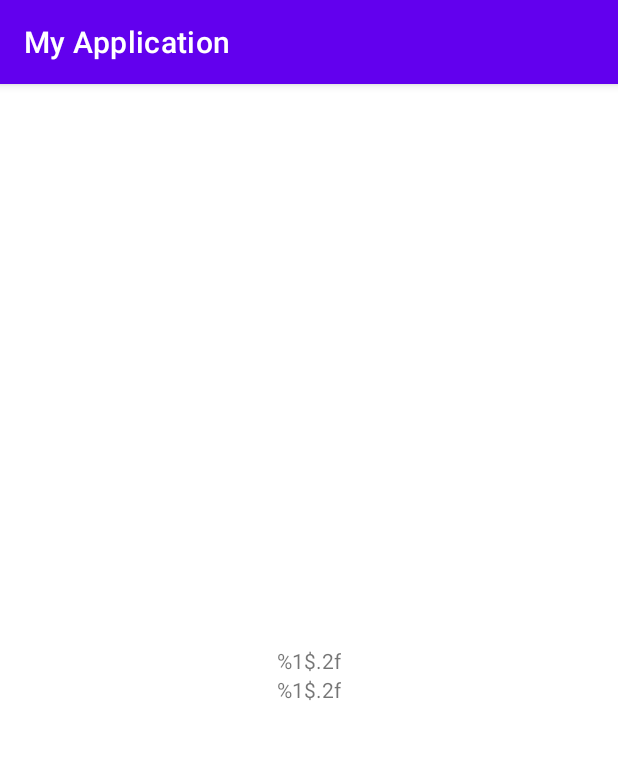
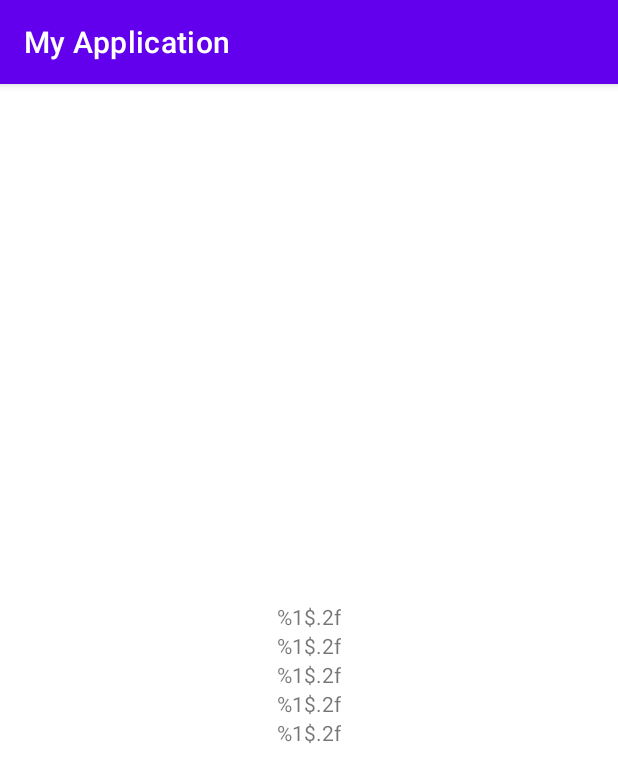
Before and after one commit to SkyRavenS1lver/PAPB3-8, an Android app: the screen it shows after launch (MainActivity), on a phone screen of 412 x 824 dp. Shown: the top 782 px of the screen. Run offline under Robolectric (Android 15) with nearby library versions, the phone set to English and light mode, and no system bars.

Commit message:
added change bg and assignment

```diff
--- a/app/src/main/java/com/example/myapplication/MainActivity.java
+++ b/app/src/main/java/com/example/myapplication/MainActivity.java
@@ -1,8 +1,10 @@
 package com.example.myapplication;
 
 import androidx.appcompat.app.AppCompatActivity;
+import androidx.constraintlayout.widget.ConstraintLayout;
 
 import android.content.Context;
+import android.graphics.Color;
 import android.hardware.Sensor;
 import android.hardware.SensorEvent;
 import android.hardware.SensorEventListener;
@@ -14,16 +16,16 @@ import java.util.List;
 
 public class MainActivity extends AppCompatActivity  implements SensorEventListener {
     private SensorManager sensorManager;
-    private Sensor sensorProx;
-    private Sensor sensorLight;
-    private TextView TVProx;
-    private TextView TVLight;
+    private Sensor sensorProx,sensorLight,sensorAmbient, sensorPressure, sensorHumidity;
+    private TextView TVProx, TVLight, TVAmbient, TVPressure,TVHumidity;
+    ConstraintLayout bg;
 
     @Override
     protected void onCreate(Bundle savedInstanceState) {
         super.onCreate(savedInstanceState);
         setContentView(R.layout.activity_main);
         sensorManager = (SensorManager) getSystemService(Context.SENSOR_SERVICE);
+        bg = findViewById(R.id.BG);
         List<Sensor> sensorList = sensorManager.getSensorList(Sensor.TYPE_ALL);
         StringBuilder sensorText = new StringBuilder();
         for (Sensor sensor:sensorList){sensorText.append(sensor.getName()).append(System.getProperty("line.separator"));}
@@ -31,8 +33,16 @@ public class MainActivity extends AppCompatActivity  implements SensorEventListe
         placeholder.setText(sensorText);
         TVLight = findViewById(R.id.sensor_light);
         TVProx = findViewById(R.id.sensor_prox);
+        TVAmbient = findViewById(R.id.sensor_ambient);
+        TVPressure = findViewById(R.id.sensor_pressure);
+        TVHumidity = findViewById(R.id.sensor_humidity);
         sensorLight = sensorManager.getDefaultSensor(Sensor.TYPE_LIGHT);
         sensorProx = sensorManager.getDefaultSensor(Sensor.TYPE_PROXIMITY);
+        sensorAmbient = sensorManager.getDefaultSensor(Sensor.TYPE_AMBIENT_TEMPERATURE);
+        sensorPressure = sensorManager.getDefaultSensor(Sensor.TYPE_PRESSURE);
+        sensorHumidity = sensorManager.getDefaultSensor(Sensor.TYPE_RELATIVE_HUMIDITY);
+
+
 
     }
 
@@ -44,6 +54,15 @@ public class MainActivity extends AppCompatActivity  implements SensorEventListe
         }
         if (sensorLight != null){
             sensorManager.registerListener(this,sensorLight,SensorManager.SENSOR_DELAY_NORMAL);
+        }
+        if (sensorPressure != null){
+            sensorManager.registerListener(this,sensorPressure,SensorManager.SENSOR_DELAY_NORMAL);
+        }
+        if (sensorHumidity != null){
+            sensorManager.registerListener(this,sensorHumidity,SensorManager.SENSOR_DELAY_NORMAL);
+        }
+        if (sensorAmbient != null){
+            sensorManager.registerListener(this,sensorAmbient,SensorManager.SENSOR_DELAY_NORMAL);
         }
     }
 
@@ -60,6 +79,17 @@ public class MainActivity extends AppCompatActivity  implements SensorEventListe
         switch (sensorType){
             case Sensor.TYPE_LIGHT:
                 TVLight.setText(String.format("Light sensor : %1$.2f", currentValue));
+                if (currentValue>20000){bg.setBackgroundColor(Color.RED);}
+                else {bg.setBackgroundColor(Color.BLUE);}
+                break;
+            case Sensor.TYPE_PRESSURE:
+                TVPressure.setText(String.format("Pressure sensor : %1$.2f", currentValue));
+                break;
+            case Sensor.TYPE_AMBIENT_TEMPERATURE:
+                TVAmbient.setText(String.format("AmBient sensor : %1$.2f", currentValue));
+                break;
+            case Sensor.TYPE_RELATIVE_HUMIDITY:
+                TVHumidity.setText(String.format("Relative Humidity sensor : %1$.2f", currentValue));
                 break;
             case Sensor.TYPE_PROXIMITY:
                 TVProx.setText(String.format("Poximity sensor : %1$.2f", currentValue));
--- a/app/src/main/res/layout/activity_main.xml
+++ b/app/src/main/res/layout/activity_main.xml
@@ -4,7 +4,9 @@
     xmlns:tools="http://schemas.android.com/tools"
     android:layout_width="match_parent"
     android:layout_height="match_parent"
-    tools:context=".MainActivity">
+    tools:context=".MainActivity"
+    android:id="@+id/BG"
+    >
 
     <ScrollView
         android:layout_width="wrap_content"
@@ -35,6 +37,25 @@
                 android:id="@+id/sensor_prox"
                 android:text="%1$.2f"
                 />
+            <TextView
+                android:layout_width="wrap_content"
+                android:layout_height="wrap_content"
+                android:id="@+id/sensor_ambient"
+                android:text="%1$.2f"
+                />
+            <TextView
+                android:layout_width="wrap_content"
+                android:layout_height="wrap_content"
+                android:id="@+id/sensor_pressure"
+                android:text="%1$.2f"
+                />
+            <TextView
+                android:layout_width="wrap_content"
+                android:layout_height="wrap_content"
+                android:id="@+id/sensor_humidity"
+                android:text="%1$.2f"
+                />
+
         </LinearLayout>
     </ScrollView>
 </androidx.constraintlayout.widget.ConstraintLayout>
```
